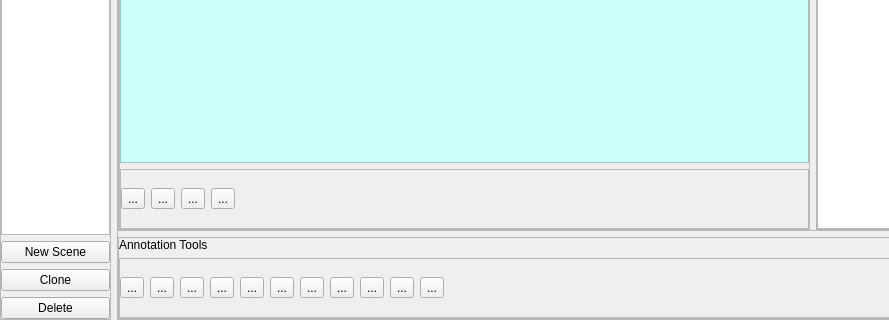
Above: isar/ui/scene_definition.ui from zardosht/isar before the change; both pictures show x 0 to 889 and y 385 to 705 of the 1114 by 705 pixel window. Below: the same form after it.
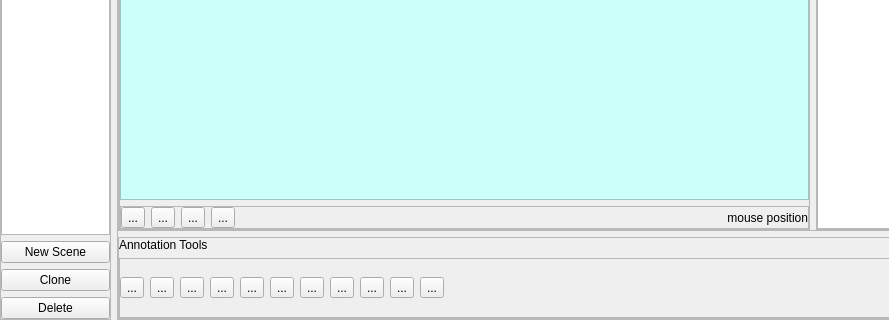
That is the form after the change. Icons and pictures are not drawn.

Commit message: - mouse position (converted to image coordinates) is shown in a label in scene definition window, as mouse moves in camera view

```diff
--- a/isar/ui/scene_definition.ui
+++ b/isar/ui/scene_definition.ui
@@ -188,6 +188,12 @@
             </property>
             <item>
              <widget class="QFrame" name="camera_view_container">
+              <property name="sizePolicy">
+               <sizepolicy hsizetype="Expanding" vsizetype="Expanding">
+                <horstretch>0</horstretch>
+                <verstretch>0</verstretch>
+               </sizepolicy>
+              </property>
               <property name="styleSheet">
                <string notr="true">background-color: rgb(205, 255, 250);</string>
               </property>
@@ -210,7 +216,7 @@
               <property name="maximumSize">
                <size>
                 <width>16777215</width>
-                <height>60</height>
+                <height>40</height>
                </size>
               </property>
               <property name="frameShape">
@@ -298,6 +304,22 @@
                  </property>
                 </spacer>
                </item>
+               <item>
+                <widget class="QLabel" name="mouse_position_label">
+                 <property name="minimumSize">
+                  <size>
+                   <width>100</width>
+                   <height>0</height>
+                  </size>
+                 </property>
+                 <property name="text">
+                  <string>mouse position</string>
+                 </property>
+                 <property name="alignment">
+                  <set>Qt::AlignRight|Qt::AlignTrailing|Qt::AlignVCenter</set>
+                 </property>
+                </widget>
+               </item>
               </layout>
              </widget>
             </item>
```
The commit also changes 2 other files.
